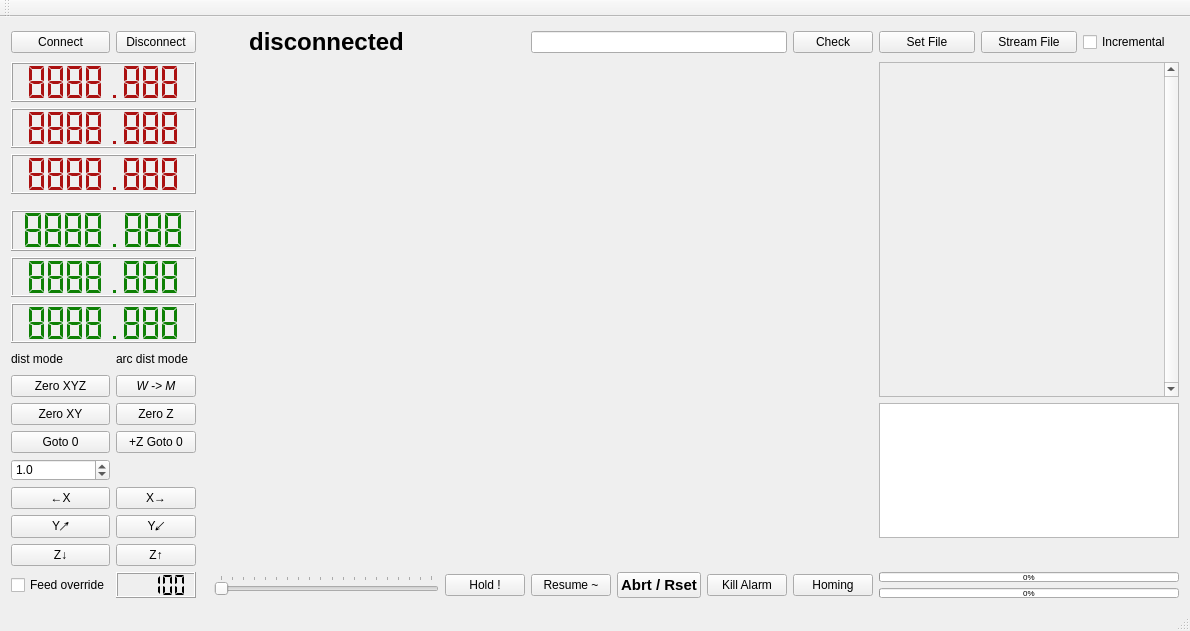
Qt form lib/qt/cnctoolbox/mainwindow.ui (comgram/gerbil_gui) before a commit.
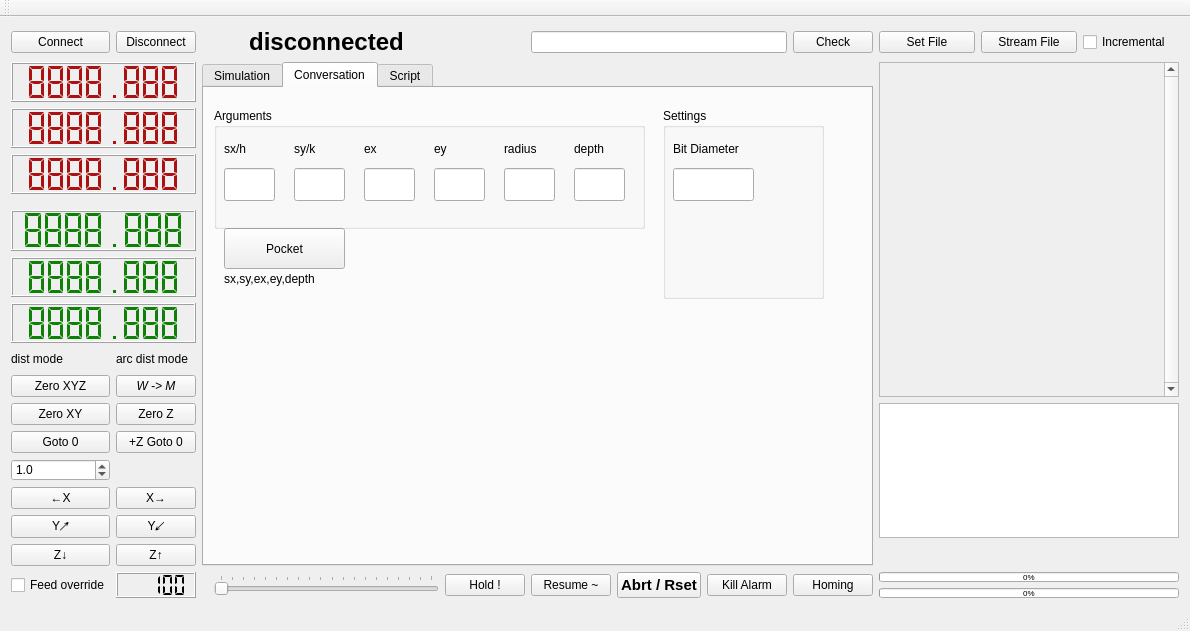
The same form after that commit. The open tabs and pages were chosen to show the change.

Commit message: Adding interface components

Patch:
```diff
--- a/lib/qt/cnctoolbox/mainwindow.ui
+++ b/lib/qt/cnctoolbox/mainwindow.ui
@@ -466,6 +466,366 @@
       <property name="sizeConstraint">
        <enum>QLayout::SetMaximumSize</enum>
       </property>
+      <item row="0" column="0">
+       <widget class="QTabWidget" name="centerTabWidget">
+        <property name="currentIndex">
+         <number>0</number>
+        </property>
+        <widget class="QWidget" name="glTab">
+         <attribute name="title">
+          <string>Simulation</string>
+         </attribute>
+         <widget class="QWidget" name="gridLayoutWidget">
+          <property name="geometry">
+           <rect>
+            <x>0</x>
+            <y>10</y>
+            <width>631</width>
+            <height>441</height>
+           </rect>
+          </property>
+          <layout class="QGridLayout" name="glTabGrid"/>
+         </widget>
+        </widget>
+        <widget class="QWidget" name="conversationTab">
+         <attribute name="title">
+          <string>Conversation</string>
+         </attribute>
+         <widget class="QPushButton" name="pocketButton">
+          <property name="geometry">
+           <rect>
+            <x>20</x>
+            <y>140</y>
+            <width>121</width>
+            <height>41</height>
+           </rect>
+          </property>
+          <property name="text">
+           <string>Pocket</string>
+          </property>
+         </widget>
+         <widget class="QLabel" name="pocketButtonLabel">
+          <property name="geometry">
+           <rect>
+            <x>20</x>
+            <y>180</y>
+            <width>121</width>
+            <height>21</height>
+           </rect>
+          </property>
+          <property name="text">
+           <string>sx,sy,ex,ey,depth</string>
+          </property>
+         </widget>
+         <widget class="QGroupBox" name="settingsGroupBox">
+          <property name="geometry">
+           <rect>
+            <x>459</x>
+            <y>20</y>
+            <width>161</width>
+            <height>191</height>
+           </rect>
+          </property>
+          <property name="title">
+           <string>Settings</string>
+          </property>
+          <widget class="QLabel" name="bitDiameterLabel">
+           <property name="geometry">
+            <rect>
+             <x>10</x>
+             <y>30</y>
+             <width>81</width>
+             <height>21</height>
+            </rect>
+           </property>
+           <property name="text">
+            <string>Bit Diameter</string>
+           </property>
+          </widget>
+          <widget class="QLineEdit" name="bitDiameterLineEdit">
+           <property name="geometry">
+            <rect>
+             <x>10</x>
+             <y>60</y>
+             <width>81</width>
+             <height>33</height>
+            </rect>
+           </property>
+          </widget>
+         </widget>
+         <widget class="QGroupBox" name="argumentsGroupBox">
+          <property name="geometry">
+           <rect>
+            <x>10</x>
+            <y>20</y>
+            <width>431</width>
+            <height>121</height>
+           </rect>
+          </property>
+          <property name="title">
+           <string>Arguments</string>
+          </property>
+          <widget class="QLineEdit" name="dLineEdit">
+           <property name="geometry">
+            <rect>
+             <x>360</x>
+             <y>60</y>
+             <width>51</width>
+             <height>33</height>
+            </rect>
+           </property>
+          </widget>
+          <widget class="QLineEdit" name="syLineEdit">
+           <property name="geometry">
+            <rect>
+             <x>80</x>
+             <y>60</y>
+             <width>51</width>
+             <height>33</height>
+            </rect>
+           </property>
+          </widget>
+          <widget class="QLabel" name="rLabel">
+           <property name="geometry">
+            <rect>
+             <x>290</x>
+             <y>30</y>
+             <width>66</width>
+             <height>21</height>
+            </rect>
+           </property>
+           <property name="text">
+            <string>radius</string>
+           </property>
+          </widget>
+          <widget class="QLabel" name="syLabel">
+           <property name="geometry">
+            <rect>
+             <x>80</x>
+             <y>30</y>
+             <width>66</width>
+             <height>21</height>
+            </rect>
+           </property>
+           <property name="text">
+            <string>sy/k</string>
+           </property>
+          </widget>
+          <widget class="QLabel" name="eyLabel">
+           <property name="geometry">
+            <rect>
+             <x>220</x>
+             <y>30</y>
+             <width>66</width>
+             <height>21</height>
+            </rect>
+           </property>
+           <property name="text">
+            <string>ey</string>
+           </property>
+          </widget>
+          <widget class="QLineEdit" name="eyLineEdit">
+           <property name="geometry">
+            <rect>
+             <x>220</x>
+             <y>60</y>
+             <width>51</width>
+             <height>33</height>
+            </rect>
+           </property>
+          </widget>
+          <widget class="QLineEdit" name="exLineEdit">
+           <property name="geometry">
+            <rect>
+             <x>150</x>
+             <y>60</y>
+             <width>51</width>
+             <height>33</height>
+            </rect>
+           </property>
+          </widget>
+          <widget class="QLabel" name="dLabel">
+           <property name="geometry">
+            <rect>
+             <x>360</x>
+             <y>30</y>
+             <width>66</width>
+             <height>21</height>
+            </rect>
+           </property>
+           <property name="text">
+            <string>depth</string>
+           </property>
+          </widget>
+          <widget class="QLabel" name="exLabel">
+           <property name="geometry">
+            <rect>
+             <x>150</x>
+             <y>30</y>
+             <width>66</width>
+             <height>21</height>
+            </rect>
+           </property>
+           <property name="text">
+            <string>ex</string>
+           </property>
+          </widget>
+          <widget class="QLabel" name="sxLabel">
+           <property name="geometry">
+            <rect>
+             <x>10</x>
+             <y>30</y>
+             <width>66</width>
+             <height>21</height>
+            </rect>
+           </property>
+           <property name="text">
+            <string>sx/h</string>
+           </property>
+          </widget>
+          <widget class="QLineEdit" name="sxLineEdit">
+           <property name="geometry">
+            <rect>
+             <x>10</x>
+             <y>60</y>
+             <width>51</width>
+             <height>33</height>
+            </rect>
+           </property>
+          </widget>
+          <widget class="QLineEdit" name="rLineEdit">
+           <property name="geometry">
+            <rect>
+             <x>290</x>
+             <y>60</y>
+             <width>51</width>
+             <height>33</height>
+            </rect>
+           </property>
+          </widget>
+         </widget>
+        </widget>
+        <widget class="QWidget" name="scriptTab">
+         <attribute name="title">
+          <string>Script</string>
+         </attribute>
+         <widget class="QPlainTextEdit" name="plainTextEdit">
+          <property name="geometry">
+           <rect>
+            <x>10</x>
+            <y>10</y>
+            <width>611</width>
+            <height>341</height>
+           </rect>
+          </property>
+          <property name="font">
+           <font>
+            <family>Linux Libertine Mono O</family>
+            <pointsize>14</pointsize>
+           </font>
+          </property>
+         </widget>
+         <widget class="QGroupBox" name="scriptFileGroupBox">
+          <property name="geometry">
+           <rect>
+            <x>10</x>
+            <y>360</y>
+            <width>611</width>
+            <height>91</height>
+           </rect>
+          </property>
+          <property name="title">
+           <string>File Operations</string>
+          </property>
+          <widget class="QLineEdit" name="filenameLineEdit">
+           <property name="geometry">
+            <rect>
+             <x>12</x>
+             <y>50</y>
+             <width>301</width>
+             <height>33</height>
+            </rect>
+           </property>
+          </widget>
+          <widget class="QPushButton" name="saveScriptFileButton">
+           <property name="geometry">
+            <rect>
+             <x>400</x>
+             <y>50</y>
+             <width>61</width>
+             <height>31</height>
+            </rect>
+           </property>
+           <property name="text">
+            <string>Save</string>
+           </property>
+          </widget>
+          <widget class="QPushButton" name="loadScriptButton">
+           <property name="geometry">
+            <rect>
+             <x>470</x>
+             <y>50</y>
+             <width>61</width>
+             <height>31</height>
+            </rect>
+           </property>
+           <property name="text">
+            <string>Load</string>
+           </property>
+          </widget>
+          <widget class="QPushButton" name="executeScriptButton">
+           <property name="geometry">
+            <rect>
+             <x>540</x>
+             <y>50</y>
+             <width>71</width>
+             <height>31</height>
+            </rect>
+           </property>
+           <property name="text">
+            <string>Execute</string>
+           </property>
+          </widget>
+          <widget class="QLabel" name="filenameLabel">
+           <property name="geometry">
+            <rect>
+             <x>10</x>
+             <y>30</y>
+             <width>66</width>
+             <height>21</height>
+            </rect>
+           </property>
+           <property name="text">
+            <string>Filename</string>
+           </property>
+          </widget>
+          <widget class="QLineEdit" name="linesToExecute">
+           <property name="geometry">
+            <rect>
+             <x>320</x>
+             <y>50</y>
+             <width>71</width>
+             <height>33</height>
+            </rect>
+           </property>
+          </widget>
+          <widget class="QLabel" name="linesToExecuteLabel">
+           <property name="geometry">
+            <rect>
+             <x>320</x>
+             <y>30</y>
+             <width>66</width>
+             <height>21</height>
+            </rect>
+           </property>
+           <property name="text">
+            <string>Lines</string>
+           </property>
+          </widget>
+         </widget>
+        </widget>
+       </widget>
+      </item>
      </layout>
     </item>
     <item row="16" column="12" colspan="3">
```
The commit also changes 3 other files.
